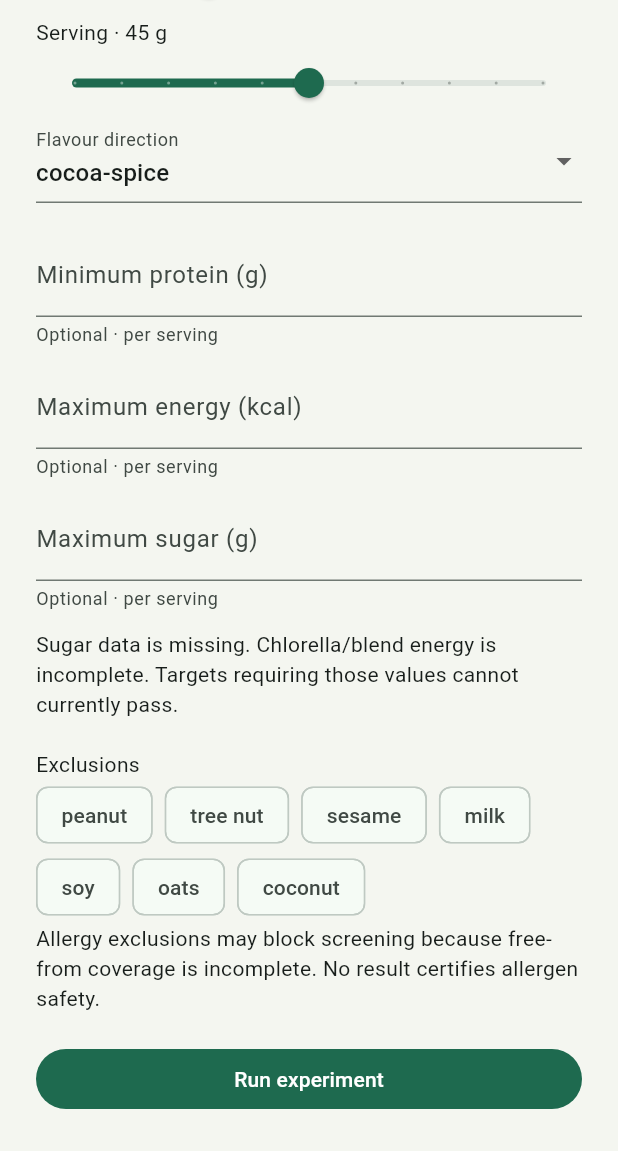
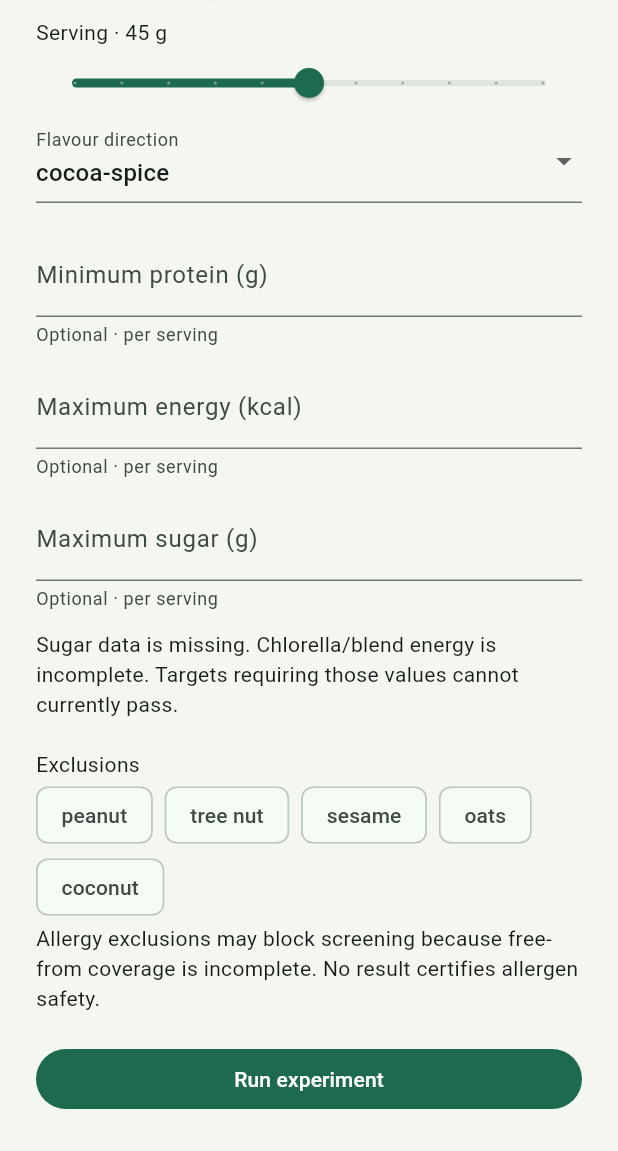
Before and after one commit to jawadul-codes/AlgaMask, a Flutter app: the screen it shows after launch, scrolled down 320 dp, on a phone screen of 412 x 824 dp, the part 85-1236 px from its top. Run offline on Flutter 3.47's test engine with Material 3 defaults, Android fonts, the phone set to English and light mode, and no system bars.

Commit message:
Fix: remove invalid 'milk' and 'soy' exclusions from Flutter UI (backend only accepts peanut, tree_nut, sesame, oats, coconut)

```diff
--- a/apps/flutter/lib/src/algamask/input_screen.dart
+++ b/apps/flutter/lib/src/algamask/input_screen.dart
@@ -181,8 +181,6 @@ class _InputScreenState extends State<InputScreen> {
                       'peanut',
                       'tree_nut',
                       'sesame',
-                      'milk',
-                      'soy',
                       'oats',
                       'coconut',
                     ])
```
